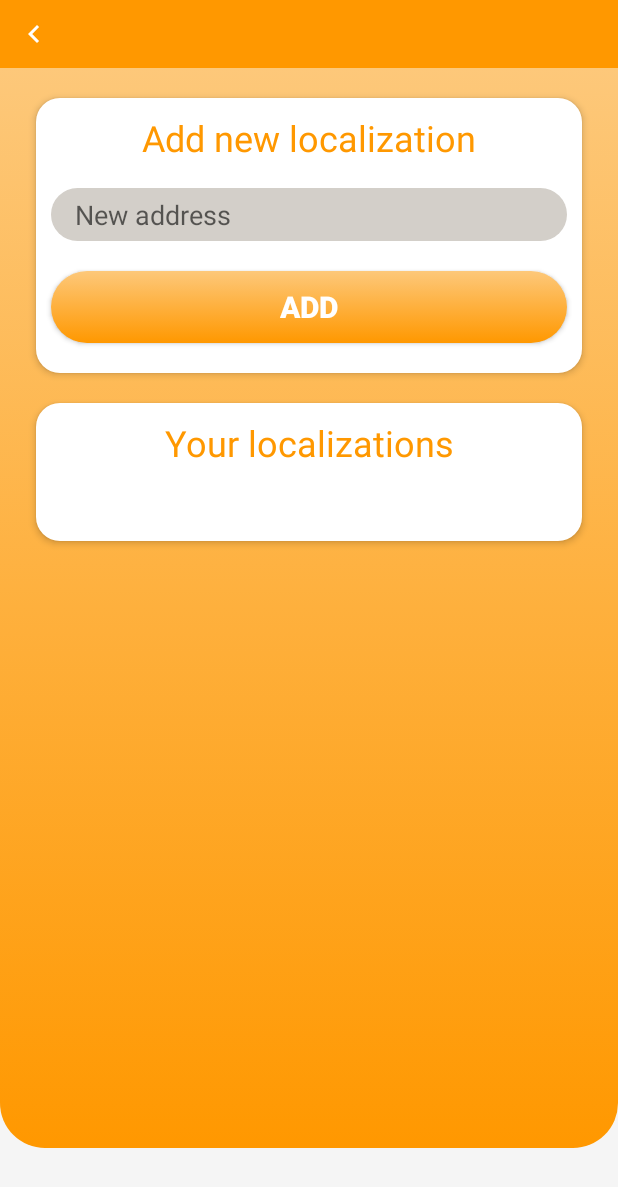
After one commit to 268317/Dermapp, an Android app: the ManageDocLocationsActivity screen opened directly, with no data from a screen before it, on a phone screen of 412 x 824 dp. The commit adds this screen. Shown: the top 1187 px of the screen. Run offline under Robolectric (Android 15) with nearby library versions, the phone set to English and light mode, and no system bars; our stand-ins replace Firebase (no records; nobody signed in at launch, a user with empty details on screens opened directly).

Commit message:
Setting appointment (time slot), Managing doc locations

```diff
--- a/app/src/main/AndroidManifest.xml
+++ b/app/src/main/AndroidManifest.xml
@@ -74,6 +74,9 @@
             android:name=".AppointmentsDocActivity"
             android:exported="false" />
         <activity
+            android:name=".ManageDocLocationsActivity"
+            android:exported="false" />
+        <activity
             android:name=".MainActivity"
             android:exported="true">
             <intent-filter>
--- /dev/null
+++ b/app/src/main/java/com/example/dermapp/ManageDocLocationsActivity.kt
@@ -0,0 +1,123 @@
+package com.example.dermapp
+
+
+import android.content.ContentValues.TAG
+import android.content.Intent
+import android.os.Bundle
+import android.util.Log
+import android.widget.Button
+import android.widget.EditText
+import android.widget.LinearLayout
+import androidx.appcompat.app.AppCompatActivity
+import androidx.appcompat.widget.AppCompatImageButton
+import androidx.constraintlayout.widget.ConstraintLayout
+import androidx.lifecycle.lifecycleScope
+import androidx.recyclerview.widget.LinearLayoutManager
+import androidx.recyclerview.widget.RecyclerView
+import com.example.dermapp.database.Doctor
+import com.example.dermapp.database.Location
+import com.example.dermapp.startDoctor.StartDocActivity
+import com.google.firebase.auth.FirebaseAuth
+import com.google.firebase.firestore.FirebaseFirestore
+import kotlinx.coroutines.launch
+
+class ManageDocLocationsActivity : AppCompatActivity() {
+
+    private lateinit var recyclerView: RecyclerView
+    private lateinit var locationsAdapter: LocationsAdapter
+    private lateinit var locationsList: MutableList<String>
+    private lateinit var db: FirebaseFirestore
+    private var currentUserUid: String? = null
+    private lateinit var backButton: AppCompatImageButton
+
+    override fun onCreate(savedInstanceState: Bundle?) {
+        super.onCreate(savedInstanceState)
+        setContentView(R.layout.activity_locations_doc)
+
+        db = FirebaseFirestore.getInstance()
+        currentUserUid = FirebaseAuth.getInstance().currentUser?.uid
+
+        val header = findViewById<LinearLayout>(R.id.backHeader)
+        backButton = header.findViewById(R.id.arrowButton)
+
+        backButton.setOnClickListener {
+            val intent = Intent(this, StartDocActivity::class.java)
+            startActivity(intent)
+        }
+
+        recyclerView = findViewById(R.id.recyclerViewLocations)
+        recyclerView.layoutManager = LinearLayoutManager(this)
+        locationsList = mutableListOf()
+        locationsAdapter = LocationsAdapter(locationsList)
+        recyclerView.adapter = locationsAdapter
+
+        val addButton: Button = findViewById(R.id.bookButton)
+        val editTextNewLoc: EditText = findViewById(R.id.editTextNewLoc)
+
+        addButton.setOnClickListener {
+            val newLocation = editTextNewLoc.text.toString()
+            if (newLocation.isNotEmpty()) {
+                addLocation(newLocation)
+                editTextNewLoc.text.clear()
+            }
+        }
+
+        loadLocations()
+    }
+
+    private fun loadLocations() {
+        Log.d(TAG, "I want to load locations")
+        db.collection("locations")
+            .get()
+            .addOnSuccessListener { result ->
+                for (document in result) {
+                    document.getString("fullAddress")?.let {
+                        locationsList.add(it)
+                        Log.d("loclocloc", "${it}")
+                    }
+                }
+                locationsAdapter.notifyDataSetChanged()
+            }
+            .addOnFailureListener { exception ->
+                Log.w("ManageLocationsActivity", "Error getting documents: ", exception)
+            }
+    }
+
+    private fun addLocation(address: String) {
+        val userRef = db.collection("doctors").document(currentUserUid!!)
+        userRef.get().addOnSuccessListener { documentSnapshot ->
+            if (documentSnapshot.exists()) {
+                val user = documentSnapshot.toObject(Doctor::class.java)
+                user?.let {
+                    val doctorId = user.doctorId
+                    val newLocation = hashMapOf(
+                        "fullAddress" to address,
+                        "doctorId" to doctorId
+                    )
+
+                    db.collection("locations").add(newLocation)
+                        .addOnSuccessListener { documentReference ->
+                            val generatedLocationId = documentReference.id
+                            // Update the document with the generated locationId
+                            documentReference.update("locationId", generatedLocationId)
+                                .addOnSuccessListener {
+                                    val updatedLocation = Location(
+                                        fullAddress = address,
+                                        doctorId = doctorId,
+                                        locationId = generatedLocationId
+                                    )
+                                    locationsList.add(updatedLocation.fullAddress)
+                                    locationsAdapter.notifyItemInserted(locationsList.size - 1)
+                                }
+                                .addOnFailureListener { e ->
+                                    Log.w("ManageLocationsActivity", "Error updating document with locationId", e)
+                                }
+                        }
+                        .addOnFailureListener { e ->
+                            Log.w("ManageLocationsActivity", "Error adding document", e)
+                        }
+                }
+            }
+        }
+    }
+}
--- /dev/null
+++ b/app/src/main/java/com/example/dermapp/MyAdapterLocations.kt
@@ -0,0 +1,27 @@
+package com.example.dermapp
+
+import android.view.LayoutInflater
+import android.view.View
+import android.view.ViewGroup
+import android.widget.TextView
+import androidx.recyclerview.widget.RecyclerView
+import com.example.dermapp.database.Location
+
+class LocationsAdapter(private val locations: List<String>) : RecyclerView.Adapter<LocationsAdapter.LocationViewHolder>() {
+
+    class LocationViewHolder(view: View) : RecyclerView.ViewHolder(view) {
+        val textViewLocation: TextView = view.findViewById(R.id.textViewLocation)
+    }
+
+    override fun onCreateViewHolder(parent: ViewGroup, viewType: Int): LocationViewHolder {
+        val view = LayoutInflater.from(parent.context).inflate(R.layout.activity_location_item, parent, false)
+        return LocationViewHolder(view)
+    }
+
+    override fun onBindViewHolder(holder: LocationViewHolder, position: Int) {
+        val location = locations[position]
+        holder.textViewLocation.text = location
+    }
+
+    override fun getItemCount(): Int = locations.size
+}
--- a/app/src/main/java/com/example/dermapp/SetAppointmentDocActivity.kt
+++ b/app/src/main/java/com/example/dermapp/SetAppointmentDocActivity.kt
@@ -162,7 +162,6 @@ class SetAppointmentDocActivity : AppCompatActivity() {
         calendar.add(Calendar.MINUTE, 18) // 9 minutes before and after
         val endTimeWindow = calendar.time
 
-        // Query to check if any existing appointment overlaps with the selected window
         firestore.collection("availableDates")
             .whereEqualTo("doctorId", doctorId)
             .whereGreaterThanOrEqualTo("datetime", startTimeWindow)
--- a/app/src/main/java/com/example/dermapp/startDoctor/StartDocActivity.kt
+++ b/app/src/main/java/com/example/dermapp/startDoctor/StartDocActivity.kt
@@ -19,6 +19,7 @@ import com.example.dermapp.AppointmentsDocActivity
 import com.example.dermapp.CreateNewReportActivity
 import com.example.dermapp.MainActivity
 import com.example.dermapp.MakeAppointmentDocActivity
+import com.example.dermapp.ManageDocLocationsActivity
 import com.example.dermapp.ProfileDocActivity
 import com.example.dermapp.R
 import com.example.dermapp.SetAppointmentDocActivity
@@ -195,6 +196,11 @@ class StartDocActivity : AppCompatActivity() {
                     startActivity(intent)
                     true
                 }
+                R.id.nav_myLocations -> {
+                    val intent = Intent(this, ManageDocLocationsActivity::class.java)
+                    startActivity(intent)
+                    true
+                }
                 R.id.nav_make -> {
                     val intent = Intent(this, MakeAppointmentDocActivity::class.java)
                     startActivity(intent)
--- /dev/null
+++ b/app/src/main/res/layout/activity_location_item.xml
@@ -0,0 +1,14 @@
+<?xml version="1.0" encoding="utf-8"?>
+<LinearLayout xmlns:android="http://schemas.android.com/apk/res/android"
+    android:layout_width="match_parent"
+    android:layout_height="wrap_content"
+    android:orientation="vertical"
+    android:padding="16dp">
+
+    <TextView
+        android:id="@+id/textViewLocation"
+        android:layout_width="wrap_content"
+        android:layout_height="wrap_content"
+        android:textSize="18sp" />
+
+</LinearLayout>
--- /dev/null
+++ b/app/src/main/res/layout/activity_locations_doc.xml
@@ -0,0 +1,172 @@
+<?xml version="1.0" encoding="utf-8"?>
+<androidx.constraintlayout.widget.ConstraintLayout xmlns:android="http://schemas.android.com/apk/res/android"
+    xmlns:app="http://schemas.android.com/apk/res-auto"
+    xmlns:tools="http://schemas.android.com/tools"
+    android:layout_width="match_parent"
+    android:layout_height="match_parent"
+    android:background="#f5f5f5"
+    tools:context=".ManageDocLocationsActivity">
+
+    <include
+        android:id="@+id/backHeader"
+        layout="@layout/header_back"
+        android:layout_width="match_parent"
+        android:layout_height="wrap_content"
+        app:layout_constraintTop_toTopOf="parent" />
+
+    <ScrollView
+        android:layout_width="match_parent"
+        android:layout_height="wrap_content"
+        app:layout_constraintTop_toBottomOf="@+id/backHeader">
+
+        <LinearLayout
+            android:layout_width="match_parent"
+            android:layout_height="wrap_content"
+            android:orientation="vertical">
+
+            <androidx.constraintlayout.widget.ConstraintLayout
+                android:layout_width="match_parent"
+                android:layout_height="wrap_content">
+
+                <androidx.constraintlayout.widget.ConstraintLayout
+                    android:layout_width="match_parent"
+                    android:layout_height="wrap_content"
+                    app:layout_constraintBottom_toBottomOf="parent"
+                    app:layout_constraintEnd_toEndOf="parent"
+                    app:layout_constraintStart_toStartOf="parent"
+                    app:layout_constraintTop_toTopOf="parent">
+
+                    <androidx.constraintlayout.widget.ConstraintLayout
+                        android:id="@+id/constraintLayout"
+                        android:layout_width="match_parent"
+                        android:layout_height="720dp"
+                        android:background="@drawable/top_background"
+                        app:layout_constraintEnd_toEndOf="parent"
+                        app:layout_constraintStart_toStartOf="parent"
+                        app:layout_constraintTop_toTopOf="parent">
+
+                    </androidx.constraintlayout.widget.ConstraintLayout>
+
+                    <LinearLayout
+                        android:id="@+id/linearLayoutAppointmentDoc"
+                        android:layout_width="match_parent"
+                        android:layout_height="wrap_content"
+                        android:layout_marginStart="24dp"
+                        android:layout_marginTop="20dp"
+                        android:layout_marginEnd="24dp"
+                        android:background="@drawable/white_background"
+                        android:elevation="3dp"
+                        android:gravity="center_horizontal"
+                        android:orientation="vertical"
+                        app:layout_constraintEnd_toEndOf="parent"
+                        app:layout_constraintHorizontal_bias="1.0"
+                        app:layout_constraintStart_toStartOf="parent"
+                        app:layout_constraintTop_toTopOf="@+id/constraintLayout"
+                        app:layout_constraintVertical_bias="1.0">
+
+                        <LinearLayout
+                            android:layout_width="match_parent"
+                            android:layout_height="40dp"
+                            android:layout_margin="10dp"
+                            android:orientation="horizontal">
+
+                            <TextView
+                                android:id="@+id/textViewNewLoc"
+                                android:layout_width="wrap_content"
+                                android:layout_height="wrap_content"
+                                android:layout_weight="1"
+                                android:text="Add new localization"
+                                android:textAlignment="center"
+                                android:textColor="#FF9800"
+                                android:textSize="24sp" />
+                        </LinearLayout>
+
+                        <EditText
+                            android:id="@+id/editTextNewLoc"
+                            android:layout_width="match_parent"
+                            android:layout_marginLeft="10dp"
+                            android:layout_marginRight="10dp"
+                            android:layout_height="35dp"
+                            android:background="@drawable/rounded_gray_background"
+                            android:completionThreshold="0"
+                            android:hint="New address"
+                            android:paddingStart="16dp"
+                            android:textColor="@android:color/black"
+                            app:layout_constraintEnd_toStartOf="@+id/guideline20"
+                            app:layout_constraintStart_toStartOf="@+id/guideline19"
+                            app:layout_constraintTop_toBottomOf="@+id/textViewMyReportsPat" />
+
+                        <Button
+                            android:id="@+id/bookButton"
+                            android:layout_width="match_parent"
+                            android:layout_marginTop="20dp"
+                            android:layout_marginBottom="20dp"
+                            android:layout_marginLeft="10dp"
+                            android:layout_marginRight="10dp"
+                            android:layout_height="match_parent"
+                            android:background="@drawable/button_background"
+                            android:text="Add"
+                            android:textColor="@color/white"
+                            android:textSize="20sp"
+                            android:textStyle="bold" />
+
+                    </LinearLayout>
+
+                    <LinearLayout
+                        android:id="@+id/linearLayout2AppointmentDoc"
+                        android:layout_width="match_parent"
+                        android:layout_height="wrap_content"
+                        android:layout_marginStart="24dp"
+                        android:layout_marginTop="20dp"
+                        android:layout_marginEnd="24dp"
+                        android:background="@drawable/white_background"
+                        android:elevation="3dp"
+                        android:gravity="center_horizontal"
+                        android:orientation="vertical"
+                        app:layout_constraintEnd_toEndOf="parent"
+                        app:layout_constraintHorizontal_bias="1.0"
+                        app:layout_constraintStart_toStartOf="parent"
+                        app:layout_constraintTop_toBottomOf="@+id/linearLayoutAppointmentDoc"
+                        app:layout_constraintVertical_bias="1.0">
+
+                        <LinearLayout
+                            android:layout_width="match_parent"
+                            android:layout_height="40dp"
+                            android:layout_margin="10dp"
+                            android:orientation="horizontal">
+
+                            <TextView
+                                android:id="@+id/textViewListLoc"
+                                android:layout_width="wrap_content"
+                                android:layout_height="wrap_content"
+                                android:layout_weight="1"
+                                android:text="Your localizations"
+                                android:textAlignment="center"
+                                android:textColor="#FF9800"
+                                android:textSize="24sp" />
+
+                        </LinearLayout>
+
+                        <androidx.recyclerview.widget.RecyclerView
+                            android:id="@+id/recyclerViewLocations"
+                            android:layout_width="match_parent"
+                            android:layout_height="wrap_content"
+                            android:padding="16dp"
+                            android:scrollbars="vertical" />
+
+                    </LinearLayout>
+
+
+                </androidx.constraintlayout.widget.ConstraintLayout>
+
+            </androidx.constraintlayout.widget.ConstraintLayout>
+
+
+
+
+
+        </LinearLayout>
+
+    </ScrollView>
+
+</androidx.constraintlayout.widget.ConstraintLayout>
--- a/app/src/main/res/layout/header_name.xml
+++ b/app/src/main/res/layout/header_name.xml
@@ -21,7 +21,7 @@
         android:layout_width="wrap_content"
         android:layout_height="wrap_content"
         android:layout_alignParentEnd="true"
-        android:layout_marginEnd="20dp"
+        android:layout_marginEnd="5dp"
         android:text="name"
         android:textColor="@android:color/white"
         android:textSize="18sp"
@@ -33,8 +33,7 @@
         android:layout_height="25dp"
         android:layout_alignParentStart="true"
         android:layout_centerVertical="true"
-        android:layout_marginEnd="170dp"
-        android:layout_toStartOf="@+id/welcomeTextView"
+        android:layout_marginStart="5dp"
         android:background="@android:color/transparent"
         android:src="@drawable/menu_icon" />
 
--- a/app/src/main/res/menu/doc_menu.xml
+++ b/app/src/main/res/menu/doc_menu.xml
@@ -9,6 +9,9 @@
                 <item
                     android:id="@+id/nav_myProfile"
                     android:title="My profile"/>
+                <item
+                    android:id="@+id/nav_myLocations"
+                    android:title="My locations"/>
                 <item
                     android:id="@+id/nav_logout"
                     android:title="Logout"/>
```
